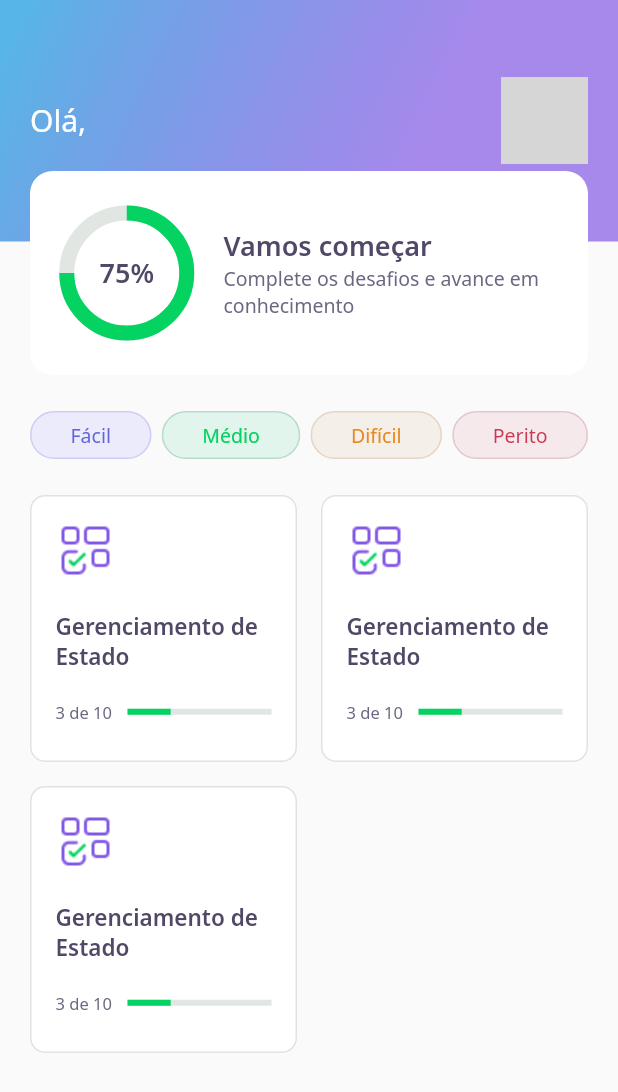
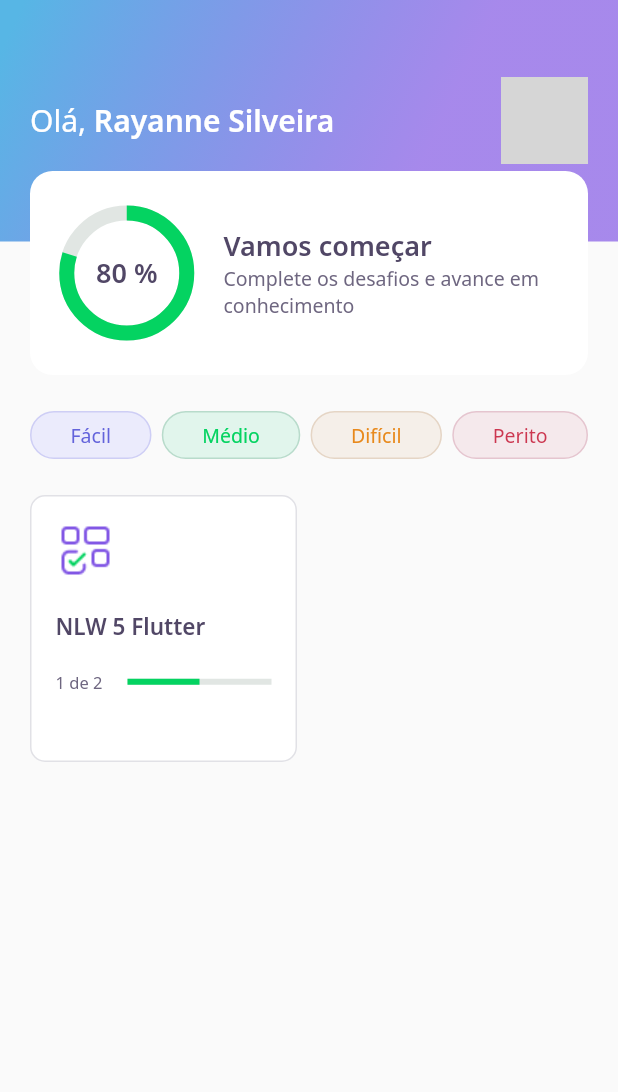
Before and after one commit to rayannesilveira/nlw05, a Flutter app: the HomePage screen opened directly, on a phone screen of 412 x 824 dp. Shown: the top 1092 px of the screen. Run offline on Flutter 3.47's test engine with Material 2 defaults, Android fonts, the phone set to English and light mode, and no system bars; our stand-ins replace google_fonts; accounts and stored records are empty; network calls fail; grey boxes are pictures that could not be loaded.

```diff
--- /dev/null
+++ b/assets/database/user.json
@@ -0,0 +1,5 @@
+{
+  "name": "Rayanne Silveira",
+  "score": 80,
+  "photoUrl": "https://avatars.githubusercontent.com/u/11272659?v=4"
+}
--- a/lib/core/app_widget.dart
+++ b/lib/core/app_widget.dart
@@ -7,7 +7,7 @@ class AppWidget extends StatelessWidget {
   Widget build(BuildContext context) {
     return MaterialApp(
       title: "DevQuiz",
-      home: ChallengePage(),
+      home: HomePage(),
     );
   }
 }
--- a/lib/home/home_page.dart
+++ b/lib/home/home_page.dart
@@ -1,3 +1,7 @@
+import 'package:DevQuiz/challenge/widgets/quiz/quiz_widget.dart';
+import 'package:DevQuiz/core/core.dart';
+import 'package:DevQuiz/home/home_state.dart';
+
 import 'home_controller.dart';
 import 'package:DevQuiz/home/widgets/appbar/app_bar_widget.dart';
 import 'package:DevQuiz/home/widgets/level_button/level_button_widget.dart';
@@ -15,7 +19,18 @@ class _HomePageState extends State<HomePage> {
   final controller = HomeController();
 
   @override
+  void initState() {
+    super.initState();
+    controller.getUser();
+    controller.getQuizzes();
+    controller.stateNotifier.addListener(() {
+      setState(() {});
+    });
+  }
+
+  @override
   Widget build(BuildContext context) {
+    if (controller.state == HomeState.success) {
       return Scaffold(
         appBar: AppBarWidget(user: controller.user!),
         body: Padding(
@@ -50,14 +65,26 @@ class _HomePageState extends State<HomePage> {
                       crossAxisCount: 2,
                       mainAxisSpacing: 16,
                       crossAxisSpacing: 16,
-              children: [
-                QuizCardWidget(),
-                QuizCardWidget(),
-                QuizCardWidget()],
+                      children: controller.quizzes!
+                          .map((e) => QuizCardWidget(
+                                title: e.title,
+                                completed:
+                                    "${e.questionAnswered} de ${e.questions.length}",
+                                percent:
+                                    e.questionAnswered / e.questions.length,
                               ))
+                          .toList()))
             ],
           ),
         ),
       );
     }
+    else{
+      return Scaffold(
+        body: Center(child: CircularProgressIndicator(
+          valueColor: AlwaysStoppedAnimation<Color>(AppColors.darkGreen),
+        ),),
+      );
     }
+  }
+}
--- a/lib/home/widgets/appbar/app_bar_widget.dart
+++ b/lib/home/widgets/appbar/app_bar_widget.dart
@@ -45,7 +45,7 @@ class AppBarWidget extends PreferredSize {
                     ),
                     Align(
                       alignment: Alignment(0.0,1.0),
-                      child: ScoreCardWidget()
+                      child: ScoreCardWidget(score: user.score,)
                       )
                   ],
                 )));
--- a/lib/home/widgets/chart/chart_widget.dart
+++ b/lib/home/widgets/chart/chart_widget.dart
@@ -1,8 +1,13 @@
-import 'package:DevQuiz/core/core.dart';
 import 'package:flutter/material.dart';
 
+import 'package:DevQuiz/core/core.dart';
+
 class ChartWidget extends StatelessWidget {
-  const ChartWidget({Key? key}) : super(key: key);
+  final int score;
+  const ChartWidget({
+    Key? key,
+    required this.score,
+  }) : super(key: key);
 
   @override
   Widget build(BuildContext context) {
@@ -17,7 +22,7 @@ class ChartWidget extends StatelessWidget {
                 width: 80,
                 child: CircularProgressIndicator(
                   strokeWidth: 10,
-                  value: 0.75,
+                  value: score/100,
                   backgroundColor: AppColors.chartSecondary,
                   valueColor:
                       AlwaysStoppedAnimation<Color>(AppColors.chartPrimary),
@@ -25,7 +30,7 @@ class ChartWidget extends StatelessWidget {
           ),
           Center(
               child: Text(
-            "75%",
+            "$score %",
             style: AppTextStyles.heading,
           ))
         ],
--- a/lib/home/widgets/quiz_card/quiz_card_widget.dart
+++ b/lib/home/widgets/quiz_card/quiz_card_widget.dart
@@ -1,9 +1,18 @@
+import 'package:flutter/material.dart';
+
 import 'package:DevQuiz/core/core.dart';
 import 'package:DevQuiz/shared/widgets/progress_indicator/progress_indicator_widget.dart';
-import 'package:flutter/material.dart';
 
 class QuizCardWidget extends StatelessWidget {
-  const QuizCardWidget({Key? key}) : super(key: key);
+  final String title;
+  final String completed;
+  final double percent;
+  const QuizCardWidget({
+    Key? key,
+    required this.title,
+    required this.completed,
+    required this.percent
+  }) : super(key: key);
 
   @override
   Widget build(BuildContext context) {
@@ -22,7 +31,7 @@ class QuizCardWidget extends StatelessWidget {
             height: 20,
           ),
           Text(
-            "Gerenciamento de Estado",
+            title,
             style: AppTextStyles.heading15,
           ),
           SizedBox(
@@ -33,12 +42,12 @@ class QuizCardWidget extends StatelessWidget {
               Expanded(
                   flex: 2,
                   child: Text(
-                    "3 de 10",
+                    completed,
                     style: AppTextStyles.body11,
                   )),
               Expanded(
                 flex: 4,
-                child: ProgressIndicatorWidget(value: 0.3)
+                child: ProgressIndicatorWidget(value: percent)
               )
             ],
           )
--- a/lib/home/widgets/score_card/score_card_widget.dart
+++ b/lib/home/widgets/score_card/score_card_widget.dart
@@ -1,9 +1,14 @@
-import 'package:DevQuiz/home/widgets/chart/chart_widget.dart';
-import 'package:DevQuiz/core/core.dart';
 import 'package:flutter/material.dart';
 
+import 'package:DevQuiz/core/core.dart';
+import 'package:DevQuiz/home/widgets/chart/chart_widget.dart';
+
 class ScoreCardWidget extends StatelessWidget {
-  const ScoreCardWidget({Key? key}) : super(key: key);
+  final int score;
+  const ScoreCardWidget({
+    Key? key,
+    required this.score,
+  }) : super(key: key);
 
   @override
   Widget build(BuildContext context) {
@@ -23,7 +28,7 @@ class ScoreCardWidget extends StatelessWidget {
             children: [
               Expanded(
                 flex: 1,
-                child: ChartWidget(),
+                child: ChartWidget(score: score,),
               ),
               Expanded(
                 flex: 3,
--- a/lib/shared/models/quiz_model.dart
+++ b/lib/shared/models/quiz_model.dart
@@ -1,14 +1,35 @@
+import 'dart:convert';
+
 import 'package:DevQuiz/shared/models/question_model.dart';
 enum Level{
   facil, medio, dificil, perito
 }
 
-class QuizModel{
+extension LevelStringExt on String{
+   Level get levelParse => {
+      "facil": Level.facil,
+      "medio": Level.medio,
+      "dificil": Level.dificil,
+      "perito": Level.perito
+      }[this]!;
+}
+
+extension LevelExt on Level{
+   String get parse => {
+      Level.facil: "facil",
+      Level.medio: "medio",
+      Level.dificil: "dificil",
+      Level.perito: "perito"
+      }[this]!;
+}
+
+class QuizModel {
   final String title;
   final List<QuestionModel> questions;
   final int questionAnswered;
   final String imagem;
   final Level level;
+
 
 
   QuizModel({
@@ -18,4 +39,28 @@ class QuizModel{
     required this.imagem,
     required this.level
   });
+
+  Map<String, dynamic> toMap() {
+    return {
+      'title': title,
+      'questions': questions.map((x) => x.toMap()).toList(),
+      'questionAnswered': questionAnswered,
+      'imagem': imagem,
+      'level': level.parse,
+    };
+  }
+
+  factory QuizModel.fromMap(Map<String, dynamic> map) {
+    return QuizModel(
+      title: map['title'],
+      questions: List<QuestionModel>.from(map['questions'].map((x) => QuestionModel.fromMap(x))),
+      questionAnswered: map['questionAnswered'],
+      imagem: map['imagem'],
+      level: map['level'].toString().levelParse
+    );
+  }
+
+  String toJson() => json.encode(toMap());
+
+  factory QuizModel.fromJson(String source) => QuizModel.fromMap(json.decode(source));
 }
--- a/lib/shared/models/user_model.dart
+++ b/lib/shared/models/user_model.dart
@@ -1,3 +1,5 @@
+import 'dart:convert';
+
 class UserModel {
   final String name;
   final String photoUrl;
@@ -9,4 +11,24 @@ class UserModel {
     this.score = 0,
   });
 
+
+  Map<String, dynamic> toMap() {
+    return {
+      'name': name,
+      'photoUrl': photoUrl,
+      'score': score,
+    };
+  }
+
+  factory UserModel.fromMap(Map<String, dynamic> map) {
+    return UserModel(
+      name: map['name'],
+      photoUrl: map['photoUrl'],
+      score: map['score'],
+    );
+  }
+
+  String toJson() => json.encode(toMap());
+
+  factory UserModel.fromJson(String source) => UserModel.fromMap(json.decode(source));
 }
--- a/pubspec.yaml
+++ b/pubspec.yaml
@@ -18,5 +18,6 @@ dev_dependencies:
 flutter:
   assets:
     - assets/images/
+    - assets/database/
 
   uses-material-design: true
```
Also changed, not shown: assets/database/quizzes.json (added, +47 -0 lines), lib/home/home_controller.dart (+18 -26 lines), lib/home/home_repository.dart (added, +22 -0 lines), lib/shared/models/answer_model.dart (+23 -2 lines), lib/shared/models/question_model.dart (+21 -1 lines). Lines whose indentation alone changed are shown as unchanged.
